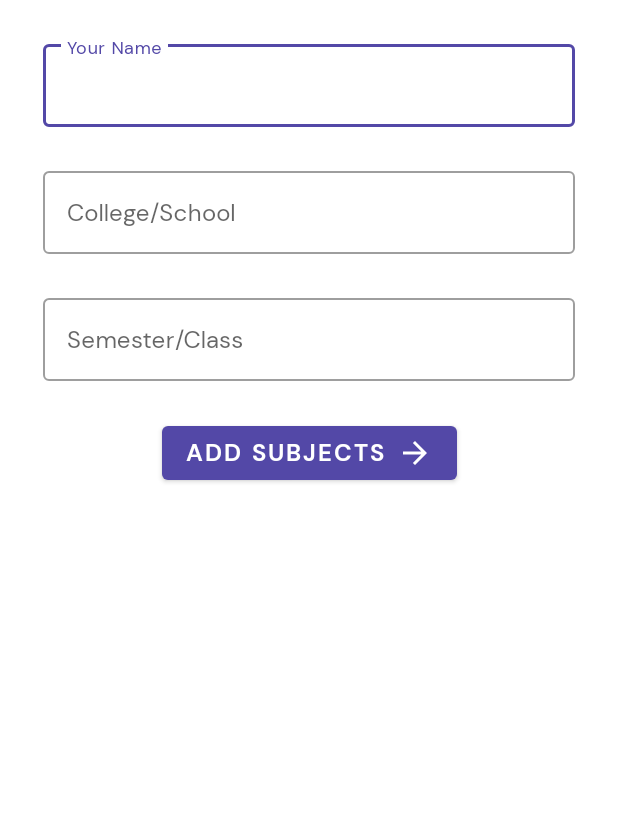
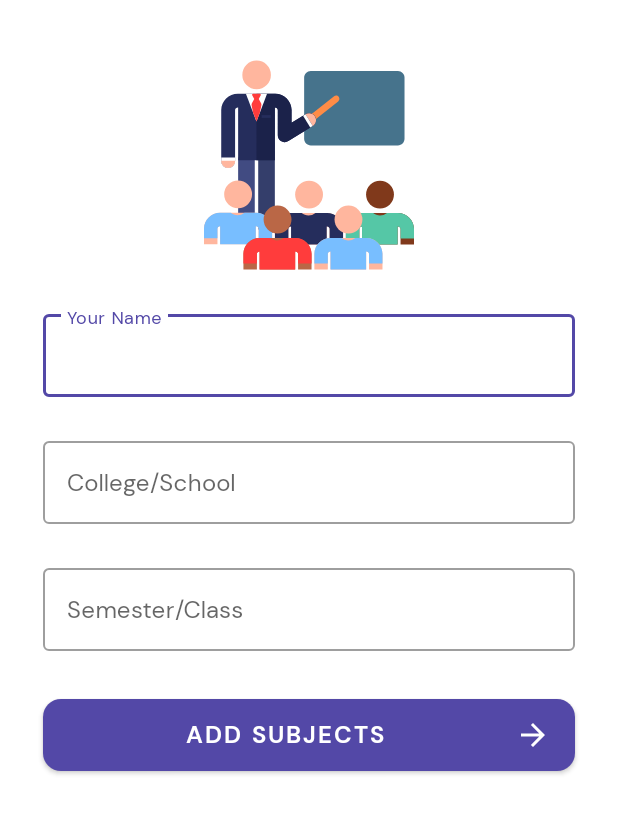
Before and after one commit to pratapnik/Presence, an Android app: the layout activity_user_details.xml on its own in the app's theme, with its tools: preview values and no code run, on a phone screen of 412 x 824 dp. Shown: the top 814 px of the screen. Run offline under Robolectric (Android 15) with nearby library versions, the light colour scheme and no system bars.

Commit message:
Added User Details icon and minor ui changes

```diff
--- a/app/src/main/java/com/example/presence/UserDetailsActivity.kt
+++ b/app/src/main/java/com/example/presence/UserDetailsActivity.kt
@@ -1,12 +1,16 @@
 package com.example.presence
 
+import android.os.Bundle
 import androidx.appcompat.app.AppCompatActivity
-import android.os.Bundle
+
 
 class UserDetailsActivity : AppCompatActivity() {
 
     override fun onCreate(savedInstanceState: Bundle?) {
         super.onCreate(savedInstanceState)
         setContentView(R.layout.activity_user_details)
+
+        supportActionBar?.hide()
+
     }
 }
--- /dev/null
+++ b/app/src/main/res/drawable/custom_button_background.xml
@@ -0,0 +1,19 @@
+<?xml version="1.0" encoding="utf-8"?>
+<selector xmlns:android="http://schemas.android.com/apk/res/android">
+
+    <item android:state_pressed="true">
+        <shape
+            android:shape="rectangle">
+            <corners android:radius="@dimen/button_radius" />
+            <solid android:color="@color/color_custom_button_pressed"/>
+        </shape>
+    </item>
+
+    <item>
+        <shape
+            android:shape="rectangle">
+            <corners android:radius="@dimen/button_radius" />
+            <solid android:color="@color/color_custom_button"/>
+        </shape>
+    </item>
+</selector>
--- /dev/null
+++ b/app/src/main/res/drawable/ic_teacher.xml
@@ -0,0 +1,32 @@
+<vector android:height="@dimen/size_splash_icon" android:viewportHeight="512.001"
+    android:viewportWidth="512.001" android:width="@dimen/size_splash_icon" xmlns:android="http://schemas.android.com/apk/res/android">
+    <path android:fillColor="#46738C" android:pathData="M244.153,192.247V43.069c0,-8.893 7.209,-16.102 16.102,-16.102h212.539c8.893,0 16.102,7.209 16.102,16.102v149.178c0,8.893 -7.209,16.102 -16.102,16.102H260.256C251.362,208.349 244.153,201.14 244.153,192.247z"/>
+    <path android:fillColor="#FF8C46" android:pathData="M256.591,154.414c-2.366,0 -4.708,-1.044 -6.286,-3.046c-2.734,-3.469 -2.14,-8.498 1.329,-11.233l65.56,-51.694c3.47,-2.735 8.499,-2.14 11.233,1.329c2.734,3.469 2.14,8.498 -1.329,11.233l-65.56,51.694C260.069,153.852 258.324,154.414 256.591,154.414z"/>
+    <path android:fillColor="#FFB69E" android:pathData="M128.289,36.342m-34.838,0a34.838,34.838 0,1 1,69.676 0a34.838,34.838 0,1 1,-69.676 0"/>
+    <path android:fillColor="#343E6B" android:pathData="M152.44,426.88c-11.198,0 -20.275,-9.078 -20.275,-20.275V244.544c0,-11.198 9.078,-20.275 20.275,-20.275s20.275,9.078 20.275,20.275v162.061C172.716,417.802 163.638,426.88 152.44,426.88z"/>
+    <path android:fillColor="#414B82" android:pathData="M103.496,426.88c-11.198,0 -20.275,-9.078 -20.275,-20.275V244.544c0,-11.198 9.078,-20.275 20.275,-20.275s20.275,9.078 20.275,20.275v162.061C123.772,417.802 114.694,426.88 103.496,426.88z"/>
+    <path android:fillColor="#252D5C" android:pathData="M270.633,137.566c-4.897,-7.887 -15.259,-10.311 -23.147,-5.415l-34.045,21.138v-31.431c-0.109,-21.824 -18.112,-39.58 -39.937,-39.58h-0.622c-10.746,0 -79.151,0 -90.268,0c-22.28,0 -40.497,17.847 -40.607,39.783c0,0.028 0,0.057 0,0.085v124.128c0,9.331 7.565,16.896 16.896,16.896s16.896,-7.565 16.896,-16.896V122.203c0.036,-3.213 3.275,-6.132 6.815,-6.132h0.608v128.474h89.495c0,-11.978 0,-115.178 0,-128.646c0.09,0 0.878,0 0.788,0c3.38,0 6.453,2.75 6.47,6.13v61.475c0.066,13.163 14.554,21.102 25.676,14.197l59.571,-36.986C273.106,155.816 275.529,145.453 270.633,137.566z"/>
+    <path android:fillColor="#1B224A" android:pathData="M270.633,137.566c-4.897,-7.887 -15.259,-10.311 -23.147,-5.415l-34.045,21.138v-31.431c-0.109,-21.824 -18.112,-39.58 -39.937,-39.58c-5.771,0 -39.991,0 -45.541,0v162.265h44.753c0,-11.978 0,-115.178 0,-128.646c0.09,0 0.878,0 0.788,0c3.38,0 6.453,2.75 6.47,6.13v61.475c0.066,13.163 14.554,21.102 25.676,14.197l59.571,-36.986C273.106,155.816 275.529,145.453 270.633,137.566z"/>
+    <path android:fillColor="#FFB69E" android:pathData="M270.633,137.566c-4.897,-7.887 -15.259,-10.311 -23.147,-5.415l17.733,28.562C273.106,155.816 275.529,145.453 270.633,137.566z"/>
+    <path android:fillColor="#FFFFFF" android:pathData="M259.09,164.458l-17.569,-28.664l6.11,-3.745l17.569,28.664z"/>
+    <path android:fillColor="#FFFFFF" android:pathData="M42.001,237.56v8.715c0,9.331 7.565,16.896 16.896,16.896s16.896,-7.565 16.896,-16.896v-8.715L42.001,237.56L42.001,237.56z"/>
+    <path android:fillColor="#FFB69E" android:pathData="M42.001,245.84v0.435c0,9.331 7.565,16.896 16.896,16.896s16.896,-7.565 16.896,-16.896v-0.435L42.001,245.84L42.001,245.84z"/>
+    <path android:fillColor="#FFFFFF" android:pathData="M102.183,82.278l25.78,67.656l25.787,-67.656z"/>
+    <path android:fillColor="#FF3C3C" android:pathData="M139.176,105.31l-5.727,-10.416l4.936,-8.977c0.898,-1.633 -0.285,-3.637 -2.151,-3.637h-16.547c-1.864,0 -3.05,2.002 -2.151,3.637l4.953,9.007l-5.711,10.388c-0.791,1.439 -1.048,3.109 -0.726,4.719l3.523,17.884l8.388,22.021l8.396,-22.024l3.543,-17.879C140.225,108.421 139.967,106.749 139.176,105.31z"/>
+    <path android:fillColor="#252D5C" android:pathData="M140.443,134.262h22.319v6.883h-22.319z"/>
+    <path android:fillColor="#80391B" android:pathData="M429.114,328.099m-33.992,0a33.992,33.992 0,1 1,67.984 0a33.992,33.992 0,1 1,-67.984 0"/>
+    <path android:fillColor="#80391B" android:pathData="M472.996,372.929c-9.989,0 -78.063,0 -88.05,0c-21.294,0 -38.897,17.324 -39.004,38.618v38.035h32.803v-37.871c0.016,-3.298 2.903,-5.981 6.201,-5.981h0.323v43.851h86.874v-43.851h0.854c3.298,0 6.184,2.683 6.201,5.981v37.871H512v-38.035C511.893,390.254 494.292,372.929 472.996,372.929z"/>
+    <path android:fillColor="#55C7A6" android:pathData="M472.996,372.929H446.11c-10.47,8.301 -24.214,7.978 -33.761,0h-27.402c-21.294,0 -38.897,17.324 -39.004,38.618v23.873h32.803v-23.708c0.016,-3.298 2.903,-5.981 6.201,-5.981h0.323v43.851h86.874v-43.851h0.854c3.298,0 6.184,2.683 6.201,5.981v23.708h32.803v-23.873C511.893,390.254 494.292,372.929 472.996,372.929z"/>
+    <path android:fillColor="#FFB69E" android:pathData="M256.158,328.099m-33.992,0a33.992,33.992 0,1 1,67.984 0a33.992,33.992 0,1 1,-67.984 0"/>
+    <path android:fillColor="#FFB69E" android:pathData="M300.039,372.929c-9.989,0 -78.063,0 -88.05,0c-21.294,0 -38.897,17.324 -39.004,38.618v38.035h32.803v-37.871c0.016,-3.298 2.903,-5.981 6.201,-5.981h0.323v43.851h86.874v-43.851h0.854c3.298,0 6.184,2.683 6.201,5.981v37.871h32.803v-38.035C338.937,390.254 321.334,372.929 300.039,372.929z"/>
+    <path android:fillColor="#252D5C" android:pathData="M300.039,372.929h-28.227c-10.47,8.301 -24.214,7.978 -33.761,0H211.99c-21.294,0 -38.897,17.324 -39.004,38.618v23.873h32.803v-23.708c0.016,-3.298 2.903,-5.981 6.201,-5.981h0.323v43.851h86.874v-43.851h0.854c3.298,0 6.184,2.683 6.201,5.981v23.708h32.803v-23.873C338.937,390.254 321.334,372.929 300.039,372.929z"/>
+    <path android:fillColor="#FFB69E" android:pathData="M83.162,327.558m-33.992,0a33.992,33.992 0,1 1,67.984 0a33.992,33.992 0,1 1,-67.984 0"/>
+    <path android:fillColor="#FFB69E" android:pathData="M127.054,372.387c-9.989,0 -78.063,0 -88.05,0c-21.294,0 -38.897,17.324 -39.004,38.618v38.036h32.803v-37.871c0.016,-3.298 2.903,-5.981 6.201,-5.981h0.323v43.851H126.2v-43.852h0.854c3.298,0 6.184,2.683 6.201,5.981v37.871h32.803v-38.036C165.951,389.711 148.348,372.387 127.054,372.387z"/>
+    <path android:fillColor="#78BEFF" android:pathData="M127.054,372.387H98.826c-10.47,8.301 -24.214,7.978 -33.761,0H39.004c-21.294,0 -38.897,17.324 -39.004,38.618v23.873h32.803v-23.708c0.016,-3.298 2.903,-5.981 6.201,-5.981h0.323v43.851H126.2v-43.852h0.854c3.298,0 6.184,2.683 6.201,5.981v23.708h32.803v-23.873C165.951,389.711 148.348,372.387 127.054,372.387z"/>
+    <path android:fillColor="#FFB69E" android:pathData="M352.265,389.017m-33.992,0a33.992,33.992 0,1 1,67.984 0a33.992,33.992 0,1 1,-67.984 0"/>
+    <path android:fillColor="#FFB69E" android:pathData="M396.153,433.843c-9.989,0 -78.063,0 -88.05,0c-21.294,0 -38.897,17.324 -39.004,38.618v38.035h32.803v-37.871c0.016,-3.298 2.903,-5.981 6.201,-5.981h0.323v43.851h86.874v-43.851h0.854c3.298,0 6.184,2.683 6.201,5.981v37.871h32.803v-38.035C435.049,451.166 417.447,433.843 396.153,433.843z"/>
+    <path android:fillColor="#78BEFF" android:pathData="M396.153,433.843h-26.886c-10.47,8.301 -24.214,7.978 -33.761,0h-27.402c-21.294,0 -38.897,17.324 -39.004,38.618v23.873h32.803v-23.708c0.016,-3.298 2.903,-5.981 6.201,-5.981h0.323v43.851H395.3v-43.851h0.854c3.298,0 6.184,2.683 6.201,5.981v23.708h32.803v-23.873C435.049,451.166 417.447,433.843 396.153,433.843z"/>
+    <path android:fillColor="#BA6746" android:pathData="M179.308,389.017m-33.992,0a33.992,33.992 0,1 1,67.984 0a33.992,33.992 0,1 1,-67.984 0"/>
+    <path android:fillColor="#BA6746" android:pathData="M223.196,433.843c-9.989,0 -78.063,0 -88.05,0c-21.294,0 -38.897,17.324 -39.004,38.618v38.035h32.803v-37.871c0.016,-3.298 2.903,-5.981 6.201,-5.981h0.323v43.851h86.874v-43.851h0.854c3.298,0 6.184,2.683 6.201,5.981v37.871H262.2v-38.035C262.092,451.166 244.491,433.843 223.196,433.843z"/>
+    <path android:fillColor="#FF3C3C" android:pathData="M223.196,433.843h-28.227c-10.47,8.301 -24.214,7.978 -33.761,0h-26.062c-21.294,0 -38.897,17.324 -39.004,38.618v23.873h32.803v-23.708c0.016,-3.298 2.903,-5.981 6.201,-5.981h0.323v43.851h86.874v-43.851h0.854c3.298,0 6.184,2.683 6.201,5.981v23.708h32.803v-23.873C262.092,451.166 244.491,433.843 223.196,433.843z"/>
+</vector>
--- a/app/src/main/res/layout/activity_user_details.xml
+++ b/app/src/main/res/layout/activity_user_details.xml
@@ -23,6 +23,18 @@
         app:layout_constraintGuide_percent="0.93"
         />
 
+    <ImageView
+        android:id="@+id/ivSubjectsLogo"
+        android:layout_width="wrap_content"
+        android:layout_height="wrap_content"
+        android:src="@drawable/ic_teacher"
+        android:layout_marginTop="@dimen/margin_fourty_dp"
+        app:layout_constraintStart_toStartOf="@id/glVerticalLeft"
+        app:layout_constraintEnd_toEndOf="@id/glVerticalRight"
+        app:layout_constraintTop_toTopOf="parent"
+        app:layout_constraintBottom_toTopOf="@id/otfUserName"
+        />
+
     <com.google.android.material.textfield.TextInputLayout
         android:id="@+id/otfUserName"
         android:layout_width="0dp"
@@ -31,11 +43,12 @@
         android:layout_marginTop="@dimen/margin_twenty_four_dp"
         app:layout_constraintStart_toStartOf="@id/glVerticalLeft"
         app:layout_constraintEnd_toStartOf="@id/glVerticalRight"
-        app:layout_constraintTop_toTopOf="parent"
+        app:layout_constraintTop_toBottomOf="@id/ivSubjectsLogo"
         app:layout_constraintBottom_toTopOf="@id/otfInstitutionName"
         style="@style/Widget.MaterialComponents.TextInputLayout.OutlinedBox">
 
         <com.google.android.material.textfield.TextInputEditText
+            android:id="@+id/etUserName"
             android:layout_width="match_parent"
             android:layout_height="wrap_content"
             android:fontFamily="@font/font_regular"
@@ -56,6 +69,7 @@
         style="@style/Widget.MaterialComponents.TextInputLayout.OutlinedBox">
 
         <com.google.android.material.textfield.TextInputEditText
+            android:id="@+id/etInstitutionName"
             android:layout_width="match_parent"
             android:layout_height="wrap_content"
             android:fontFamily="@font/font_regular"
@@ -77,6 +91,7 @@
         style="@style/Widget.MaterialComponents.TextInputLayout.OutlinedBox">
 
         <com.google.android.material.textfield.TextInputEditText
+            android:id="@+id/etClass"
             android:layout_width="match_parent"
             android:layout_height="wrap_content"
             android:fontFamily="@font/font_regular"
@@ -87,11 +102,12 @@
 
     <Button
         android:id="@+id/btnAddSubjects"
-        android:layout_width="wrap_content"
+        android:layout_width="0dp"
         android:layout_height="wrap_content"
         android:fontFamily="@font/font_bold"
         android:textSize="@dimen/text_sixteen_sp"
-        android:layout_marginTop="@dimen/margin_twenty_four_dp"
+        style="@style/CustomButton.Filled"
+        android:layout_marginTop="@dimen/button_margin"
         android:drawableEnd="@drawable/ic_arrow_forward"
         android:text="@string/label_add_subjects_button"
         app:layout_constraintTop_toBottomOf="@id/otfClass"
@@ -99,4 +115,5 @@
         app:layout_constraintEnd_toEndOf="@id/otfClass"
         />
 
+
 </androidx.constraintlayout.widget.ConstraintLayout>
--- a/app/src/main/res/values/colors.xml
+++ b/app/src/main/res/values/colors.xml
@@ -5,4 +5,6 @@
     <color name="colorAccent">#03DAC5</color>
     <color name="color_app_icon_background">#38C5FC</color>
     <color name="color_splash_icon_background">@android:color/white</color>
+    <color name="color_custom_button">#5348A7</color>
+    <color name="color_custom_button_pressed">#805348A7</color>
 </resources>
--- a/app/src/main/res/values/dimens.xml
+++ b/app/src/main/res/values/dimens.xml
@@ -6,4 +6,7 @@
     <dimen name="margin_twelve_dp">12dp</dimen>
     <dimen name="margin_twenty_dp">20dp</dimen>
     <dimen name="size_splash_icon">140dp</dimen>
+    <dimen name="margin_fourty_dp">40dp</dimen>
+    <dimen name="button_radius">12dp</dimen>
+    <dimen name="button_margin">32dp</dimen>
 </resources>
--- a/app/src/main/res/values/styles.xml
+++ b/app/src/main/res/values/styles.xml
@@ -13,9 +13,14 @@
         <item name="background">@color/colorPrimary</item>
         <item name="titleTextStyle">@style/Theme.AppLib.ActionBar.TitleTextStyle</item>
     </style>
+
     <style name="Theme.AppLib.ActionBar.TitleTextStyle" parent="">
         <item name="android:textSize">@dimen/text_sixteen_sp</item>
         <item name="fontFamily">@font/font_bold</item>
     </style>
 
+    <style name="CustomButton.Filled" parent="Widget.MaterialComponents.Button">
+        <item name="android:background">@drawable/custom_button_background</item>
+    </style>
+
 </resources>
```
